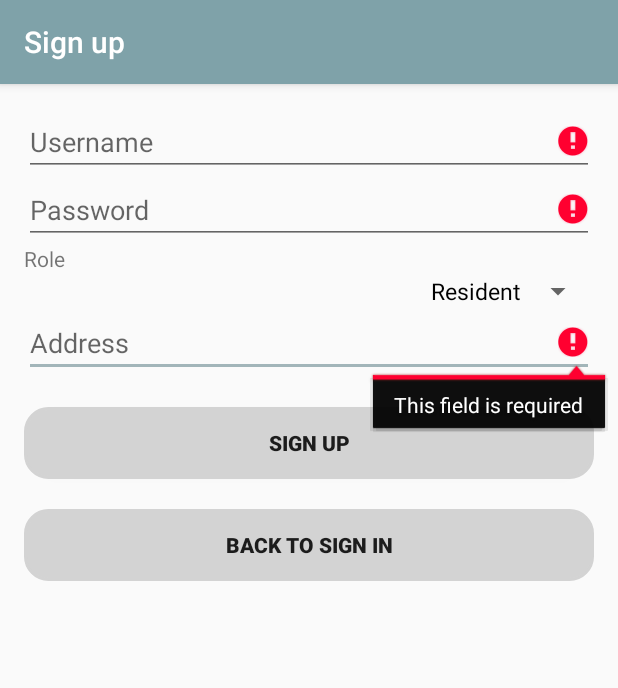
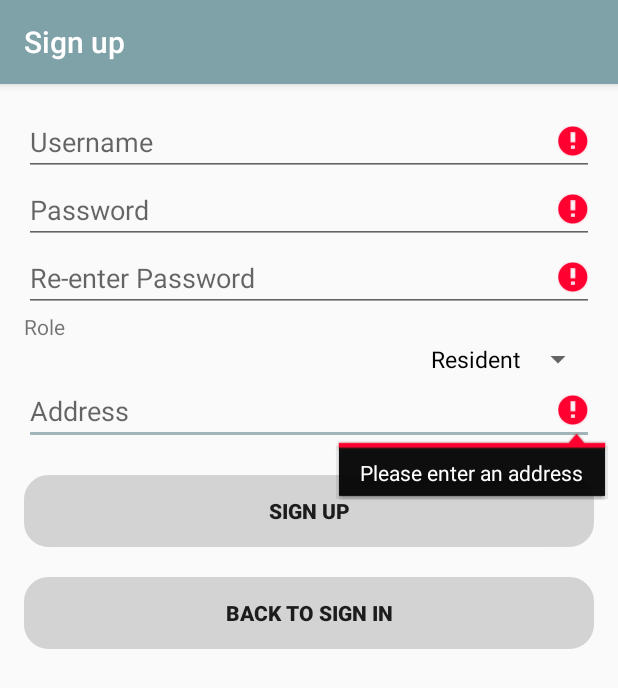
Before and after one commit to alexH2456/TreePLE, an Android app: the RegisterActivity screen opened directly, with no data from a screen before it, after a tap on "SIGN UP", on a phone screen of 412 x 824 dp. Shown: the top 688 px of the screen. Run offline under Robolectric (Android 15) with nearby library versions, the phone set to English and light mode, and no system bars; our stand-ins replace Volley; network calls fail; 2 statements that could not run were skipped.

```diff
--- a/TreePLE-Android/app/src/main/java/ca/mcgill/ecse321/treeple/MapsActivity.java
+++ b/TreePLE-Android/app/src/main/java/ca/mcgill/ecse321/treeple/MapsActivity.java
@@ -124,7 +124,7 @@ public class MapsActivity extends AppCompatActivity implements OnMapReadyCallbac
     @Override
     public boolean onOptionsItemSelected(MenuItem item) {
         if (item.getItemId() == R.id.option_refresh_markers) {
-//            refreshUser();
+            refreshUser();
             populateMap();
         } else if (item.getItemId() == R.id.loggedin_user) {
             Toast.makeText(getApplicationContext(), "Current user: " + LoginActivity.loggedInUser, Toast.LENGTH_SHORT).show();
@@ -155,7 +155,7 @@ public class MapsActivity extends AppCompatActivity implements OnMapReadyCallbac
             @Override
             public void onMapLongClick(LatLng latLng) {
 
-                final Marker marker = mMap.addMarker(new MarkerOptions().position(latLng).icon(BitmapDescriptorFactory.defaultMarker(BitmapDescriptorFactory.HUE_GREEN)));
+                final Marker marker = mMap.addMarker(new MarkerOptions().position(latLng).icon(BitmapDescriptorFactory.fromResource(R.drawable.ic_logomakr_2v7kgo)));
                 CameraUpdate centerCam = CameraUpdateFactory.newLatLngZoom(latLng, DEFAULT_ZOOM);
                 mMap.animateCamera(centerCam, 400, null);
 
@@ -314,7 +314,7 @@ public class MapsActivity extends AppCompatActivity implements OnMapReadyCallbac
                         double longitude = (double) location.get("longitude");
 
                         LatLng latLng = new LatLng(latitude, longitude);
-                        Marker marker = mMap.addMarker(new MarkerOptions().position(latLng).icon(BitmapDescriptorFactory.defaultMarker(BitmapDescriptorFactory.HUE_GREEN)));
+                        Marker marker = mMap.addMarker(new MarkerOptions().position(latLng).icon(BitmapDescriptorFactory.fromResource(R.drawable.ic_logomakr_2v7kgo)));
 
                         trees.put(marker, tree);
 
--- a/TreePLE-Android/app/src/main/java/ca/mcgill/ecse321/treeple/RegisterActivity.java
+++ b/TreePLE-Android/app/src/main/java/ca/mcgill/ecse321/treeple/RegisterActivity.java
@@ -57,6 +57,7 @@ public class RegisterActivity extends AppCompatActivity implements LoaderCallbac
     private EditText mAddressView;
     private View mProgressView;
     private View mLoginFormView;
+    private EditText mReenterView;
 
     @Override
     protected void onCreate(Bundle savedInstanceState) {
@@ -81,6 +82,17 @@ public class RegisterActivity extends AppCompatActivity implements LoaderCallbac
 
         mPasswordView = (EditText) findViewById(R.id.password);
         mPasswordView.setOnEditorActionListener(new TextView.OnEditorActionListener() {
+            @Override
+            public boolean onEditorAction(TextView textView, int id, KeyEvent keyEvent) {
+                if (id == EditorInfo.IME_ACTION_DONE || id == EditorInfo.IME_NULL) {
+                    return true;
+                }
+                return false;
+            }
+        });
+
+        mReenterView = (EditText) findViewById(R.id.password_reentry);
+        mReenterView.setOnEditorActionListener(new TextView.OnEditorActionListener() {
             @Override
             public boolean onEditorAction(TextView textView, int id, KeyEvent keyEvent) {
                 if (id == EditorInfo.IME_ACTION_DONE || id == EditorInfo.IME_NULL) {
@@ -185,11 +197,13 @@ public class RegisterActivity extends AppCompatActivity implements LoaderCallbac
         // Reset errors.
         mEmailView.setError(null);
         mPasswordView.setError(null);
+        mReenterView.setError(null);
         mAddressView.setError(null);
 
         // Store values at the time of the login attempt.
         String email = mEmailView.getText().toString();
         String password = mPasswordView.getText().toString();
+        String reenter = mReenterView.getText().toString();
         String role = mRoleView.getSelectedItem().toString();
         String address = mAddressView.getText().toString();
 
@@ -207,6 +221,17 @@ public class RegisterActivity extends AppCompatActivity implements LoaderCallbac
             cancel = true;
         }
 
+        //Check if reentered password matches
+        if (TextUtils.isEmpty(reenter)) {
+            mReenterView.setError(getString(R.string.error_field_required));
+            focusView = mReenterView;
+            cancel = true;
+        } else if (!isPasswordSame(password, reenter)) {
+            mReenterView.setError(getString(R.string.error_not_matching));
+            focusView = mReenterView;
+            cancel = true;
+        }
+
         // Check for a valid email address.
         if (TextUtils.isEmpty(email)) {
             mEmailView.setError(getString(R.string.error_field_required));
@@ -219,7 +244,7 @@ public class RegisterActivity extends AppCompatActivity implements LoaderCallbac
         }
 
         if (TextUtils.isEmpty(address)) {
-            mAddressView.setError(getString(R.string.error_no_age));
+            mAddressView.setError(getString(R.string.error_no_address));
             focusView = mAddressView;
             cancel = true;
         }
@@ -241,6 +266,13 @@ public class RegisterActivity extends AppCompatActivity implements LoaderCallbac
             mAuthTask = new UserLoginTask(email, password, role, address);
             mAuthTask.execute((Void) null);
         }
+    }
+
+    private boolean isPasswordSame(String password, String reenter) {
+        if (password.equals(reenter)) {
+            return true;
+        }
+        return false;
     }
 
     private boolean isEmailValid(String email) {
@@ -430,10 +462,4 @@ public class RegisterActivity extends AppCompatActivity implements LoaderCallbac
             showProgress(false);
         }
     }
-
-    private void switchToLogin() {
-        Intent loginIntent = new Intent(this, LoginActivity.class);
-        startActivity(loginIntent);
-        finish();
-    }
 }
--- a/TreePLE-Android/app/src/main/java/ca/mcgill/ecse321/treeple/VolleyController.java
+++ b/TreePLE-Android/app/src/main/java/ca/mcgill/ecse321/treeple/VolleyController.java
@@ -16,7 +16,7 @@ class VolleyController {
 
     //Change this link when restarting ngrok
 //    static final String DEFAULT_BASE_URL = "http://192.168.43.163:8088/";
-    static final String DEFAULT_BASE_URL = "https://715dc9a2.ngrok.io/";
+    static final String DEFAULT_BASE_URL = "http://715dc9a2.ngrok.io/";
 
     private VolleyController(Context context) {
         mContext = context;
--- a/TreePLE-Android/app/src/main/res/layout/activity_register.xml
+++ b/TreePLE-Android/app/src/main/res/layout/activity_register.xml
@@ -39,12 +39,23 @@
                 android:maxLines="1"
                 android:singleLine="true" />
 
-
             <EditText
                 android:id="@+id/password"
                 android:layout_width="match_parent"
                 android:layout_height="wrap_content"
                 android:hint="@string/prompt_password"
+                android:imeActionId="6"
+                android:imeActionLabel="@string/action_sign_in_short"
+                android:imeOptions="actionUnspecified"
+                android:inputType="textPassword"
+                android:maxLines="1"
+                android:singleLine="true" />
+
+            <EditText
+                android:id="@+id/password_reentry"
+                android:layout_width="match_parent"
+                android:layout_height="wrap_content"
+                android:hint="@string/repassword_prompt"
                 android:imeActionId="6"
                 android:imeActionLabel="@string/action_sign_in_short"
                 android:imeOptions="actionUnspecified"
```
Also changed, not shown: TreePLE-Android/app/src/main/res/values/strings.xml (+3 -20 lines), TreePLE-Android/app/src/main/res/drawable-hdpi/ic_logomakr_2v7kgo.png (added), TreePLE-Android/app/src/main/res/drawable-mdpi/ic_logomakr_2v7kgo.png (added), TreePLE-Android/app/src/main/res/drawable-xhdpi/ic_logomakr_2v7kgo.png (added), TreePLE-Android/app/src/main/res/drawable-xxhdpi/ic_logomakr_2v7kgo.png (added), TreePLE-Android/app/src/main/res/drawable-xxxhdpi/ic_logomakr_2v7kgo.png (added).
